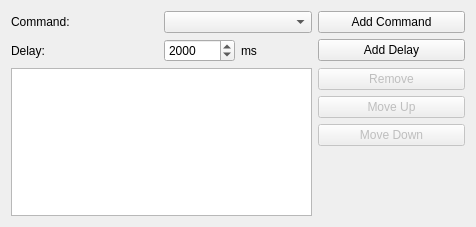
Above: plugins/Commands/Composite/createcompositecommandwidget.ui from KDE/simon before the change. Below: the same form after it.
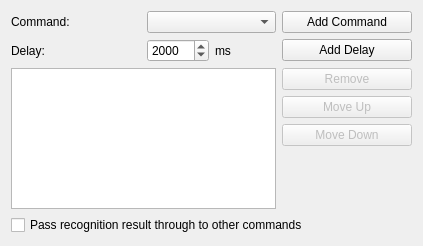
That is the form after the change. Custom widgets are drawn as their Qt base class.

The edit to the form file:
```diff
--- a/plugins/Commands/Composite/createcompositecommandwidget.ui
+++ b/plugins/Commands/Composite/createcompositecommandwidget.ui
@@ -6,8 +6,8 @@
    <rect>
     <x>0</x>
     <y>0</y>
-    <width>476</width>
-    <height>227</height>
+    <width>423</width>
+    <height>246</height>
    </rect>
   </property>
   <property name="windowTitle">
@@ -72,7 +72,7 @@
      </property>
     </widget>
    </item>
-   <item row="5" column="0" colspan="2">
+   <item row="2" column="0" colspan="2">
     <widget class="QTableView" name="tvCommands">
      <property name="selectionMode">
       <enum>QAbstractItemView::SingleSelection</enum>
@@ -82,7 +82,7 @@
      </property>
     </widget>
    </item>
-   <item row="5" column="2">
+   <item row="2" column="2">
     <layout class="QVBoxLayout" name="verticalLayout">
      <item>
       <widget class="QPushButton" name="pbRemove">
@@ -129,6 +129,13 @@
      </item>
     </layout>
    </item>
+   <item row="3" column="0" colspan="3">
+    <widget class="QCheckBox" name="cbPassResult">
+     <property name="text">
+      <string>Pass recognition result through to other commands</string>
+     </property>
+    </widget>
+   </item>
   </layout>
  </widget>
  <customwidgets>
```
